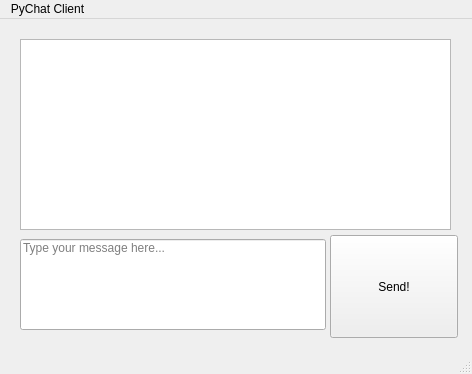
Qt form Src/UIs/MainWindow.ui (melvyn2/ThatChat) before a commit.
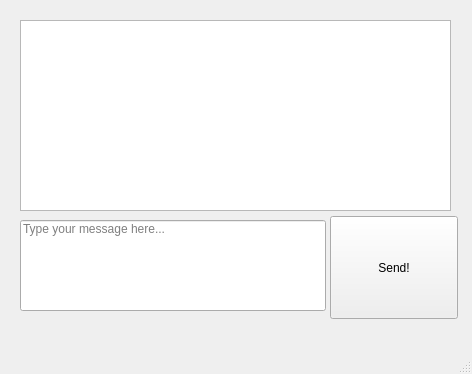
The same form after that commit.

Patch:
```diff
--- a/Src/UIs/MainWindow.ui
+++ b/Src/UIs/MainWindow.ui
@@ -64,22 +64,6 @@
    </widget>
   </widget>
   <widget class="QStatusBar" name="statusbar"/>
-  <widget class="QMenuBar" name="menubar">
-   <property name="geometry">
-    <rect>
-     <x>0</x>
-     <y>0</y>
-     <width>472</width>
-     <height>22</height>
-    </rect>
-   </property>
-   <widget class="QMenu" name="menuPyChat_Client">
-    <property name="title">
-     <string>PyChat Client</string>
-    </property>
-   </widget>
-   <addaction name="menuPyChat_Client"/>
-  </widget>
  </widget>
  <resources/>
  <connections/>
```
